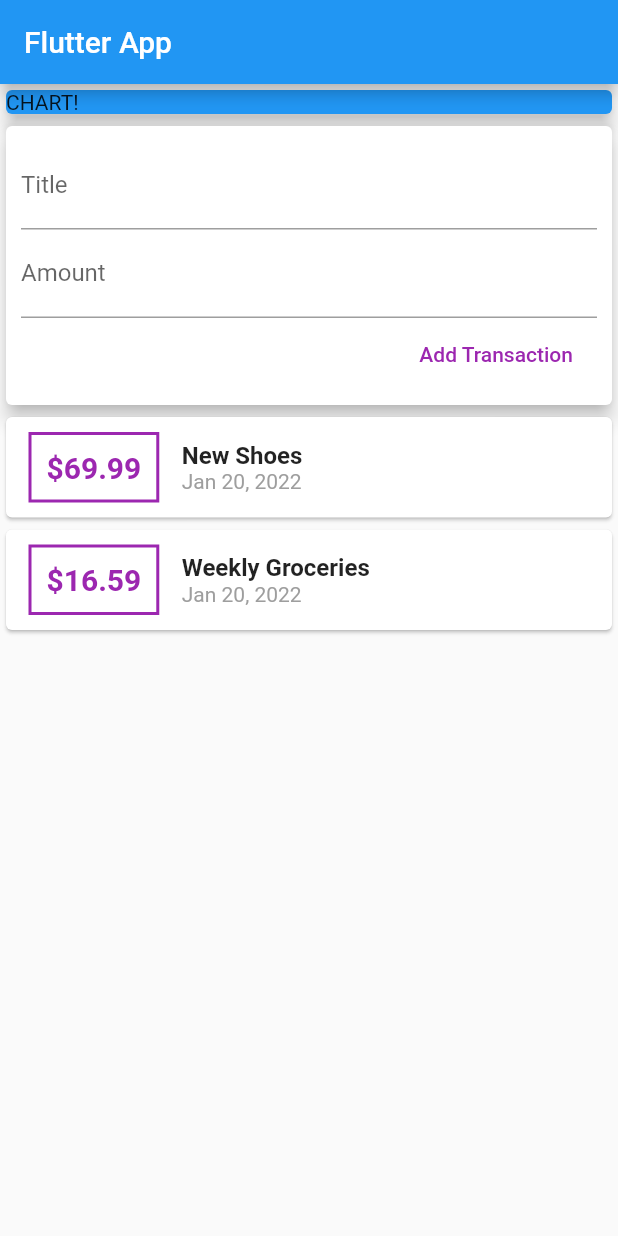
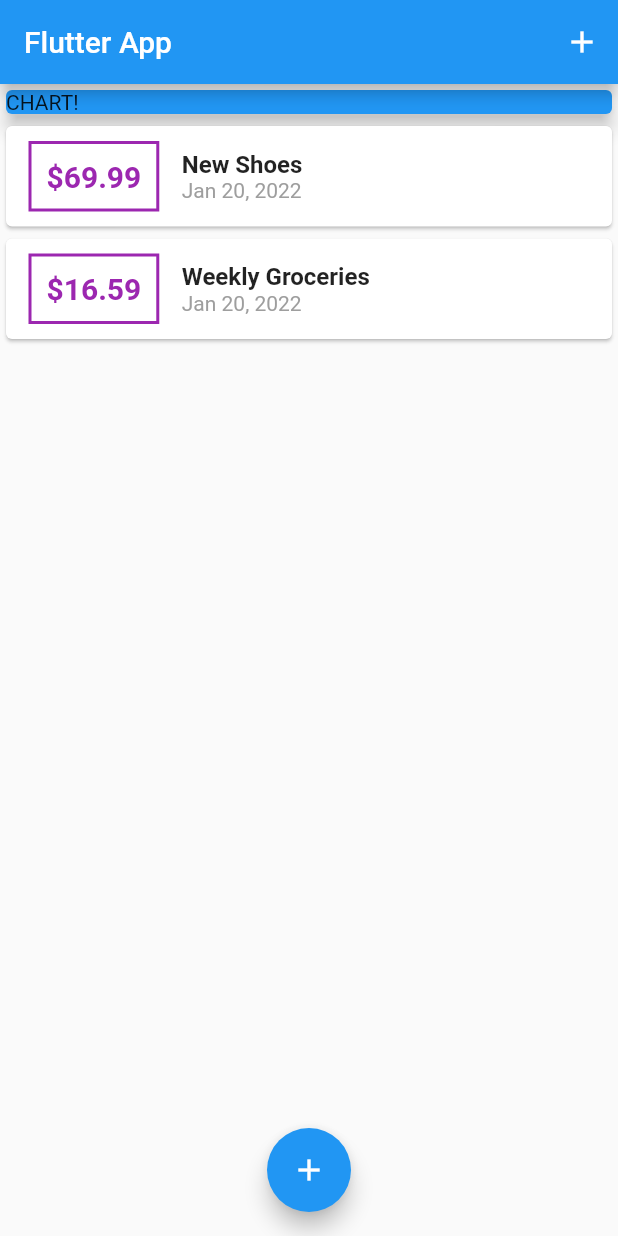
Before and after one commit to YasmineSAYAD/FlutterProject, a Flutter app: the screen it shows after launch, on a phone screen of 412 x 824 dp. Run offline on Flutter 3.47's test engine with Material 2 defaults, Android fonts, the phone set to English and light mode, and no system bars.

```diff
--- a/lib/main.dart
+++ b/lib/main.dart
@@ -1,4 +1,6 @@
-import './widgets/user_transactions.dart';
+import 'package:app/widgets/transaction_list.dart';
+import './widgets/new_transaction.dart';
+import './models/transaction.dart';
 import 'package:flutter/material.dart';
 
 void main() =>runApp(Home());
@@ -13,16 +15,55 @@ class Home extends StatefulWidget{
 
 class HomePage extends State<Home>{
 
+  final List <Transaction> _userTransactions=[
+     Transaction(
+    id:"t1",
+    title:"New Shoes",
+    amount:69.99,
+    date:DateTime.now(),
+    ),
+    Transaction(
+    id:"t2",
+    title:"Weekly Groceries",
+    amount:16.59,
+    date:DateTime.now(),
+    ),
+  ];
+
+ void _addNewTransaction(String txTitle,double txAmount){
+   final newTx=Transaction(title: txTitle, amount: txAmount, date: DateTime.now(),id:DateTime.now().toString());
+    setState((){
+    _userTransactions.add(newTx);
+  });
+ }
+
 //late String titleInput;
 //late String amountInput;
-
+//open modal function
+void _startAddNewTransaction(BuildContext ctx){
+  showModalBottomSheet(
+    context:ctx,
+    builder: (_){
+      return GestureDetector(
+        onTap: (){},
+        child:NewTransaction(_addNewTransaction),
+        behavior: HitTestBehavior.opaque,
+        ) ;
+    }
+    );
+}
   @override
   Widget build(BuildContext context) {
 
 
    return MaterialApp(
      home:Scaffold(
-       appBar: AppBar(title: Text("Flutter App"),
+       appBar: AppBar(
+         title: Text("Flutter App"),
+         actions:<Widget>[
+          IconButton(onPressed:()=>_startAddNewTransaction(context),
+           icon: Icon(Icons.add),)
+         ],
        ),
 
        body:SingleChildScrollView(
@@ -39,10 +80,14 @@ class HomePage extends State<Home>{
             ),
 
            ),
-         UserTransactions(),
+         TransactionList(_userTransactions),
          ],
        ),
       ),
+      floatingActionButtonLocation: FloatingActionButtonLocation.centerFloat,
+      floatingActionButton: FloatingActionButton(
+        child: Icon(Icons.add),
+        onPressed:()=>_startAddNewTransaction(context)),
 
      ),
      );
--- a/lib/widgets/transaction_list.dart
+++ b/lib/widgets/transaction_list.dart
@@ -27,7 +27,7 @@ class TransactionList extends StatelessWidget{
                   padding: EdgeInsets.all(10),
                 child:
               Text(
-                '\$${transactions[index].amount}',
+                '\$${transactions[index].amount.toStringAsFixed(2)}',
                 style: TextStyle(
                   fontWeight: FontWeight.bold,
                   fontSize: 20,
--- a/lib/widgets/user_transactions.dart
+++ /dev/null
@@ -1,44 +0,0 @@
-import 'package:flutter/material.dart';
-import './transaction_list.dart';
-import './new_transaction.dart';
-import '../models/transaction.dart';
-
-class UserTransactions extends StatefulWidget{
-   @override
-  _UserTransactionsState createState()=>_UserTransactionsState();
-}
-class _UserTransactionsState extends State<UserTransactions>{
- final List <Transaction> _userTransactions=[
-     Transaction(
-    id:"t1",
-    title:"New Shoes",
-    amount:69.99,
-    date:DateTime.now(),
-    ),
-    Transaction(
-    id:"t2",
-    title:"Weekly Groceries",
-    amount:16.59,
-    date:DateTime.now(),
-    ),
-  ];
-
- void _addNewTransaction(String txTitle,double txAmount){
-   final newTx=Transaction(title: txTitle, amount: txAmount, date: DateTime.now(),id:DateTime.now().toString());
-    setState((){
-    _userTransactions.add(newTx);
-  });
- }
-
-  @override
-  Widget build(BuildContext context) {
-
-   return Column(
-     children:<Widget> [
-       NewTransaction(_addNewTransaction),
-       TransactionList(_userTransactions)
-       ],
-   );
-
-  }
-}
```
Also changed, not shown: lib/widgets/new_transaction.dart (+15 -6 lines).
